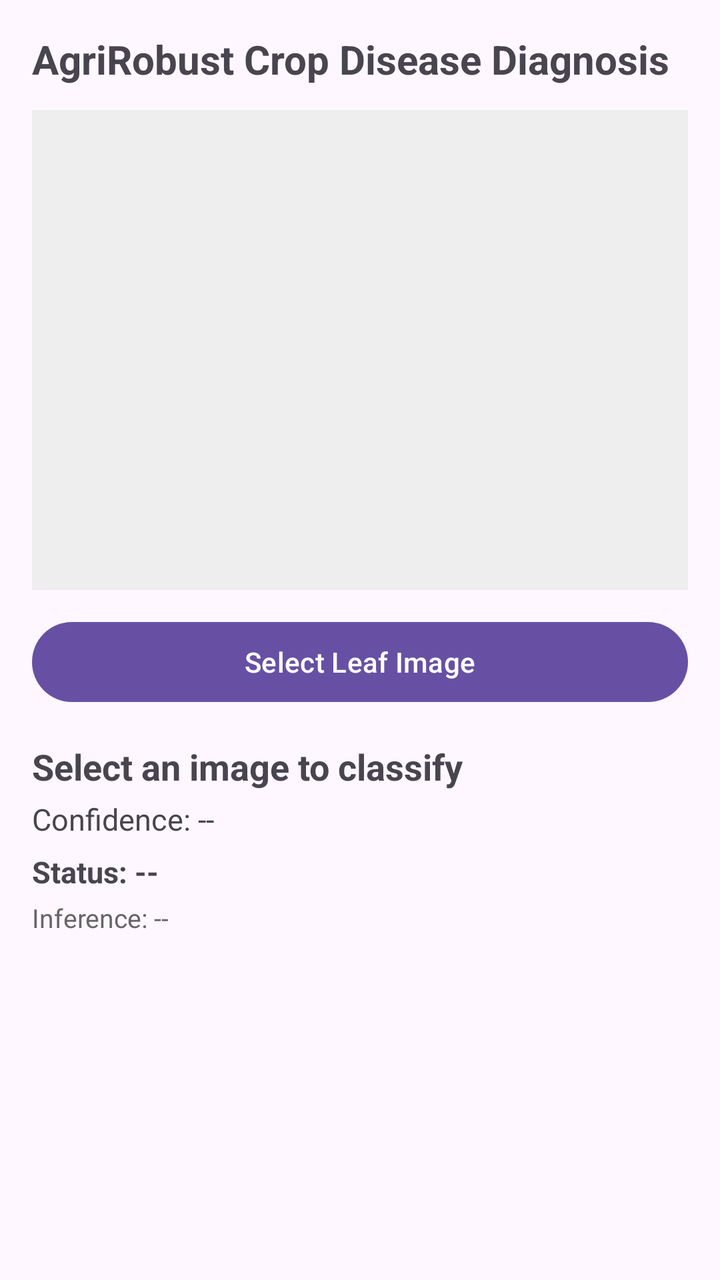
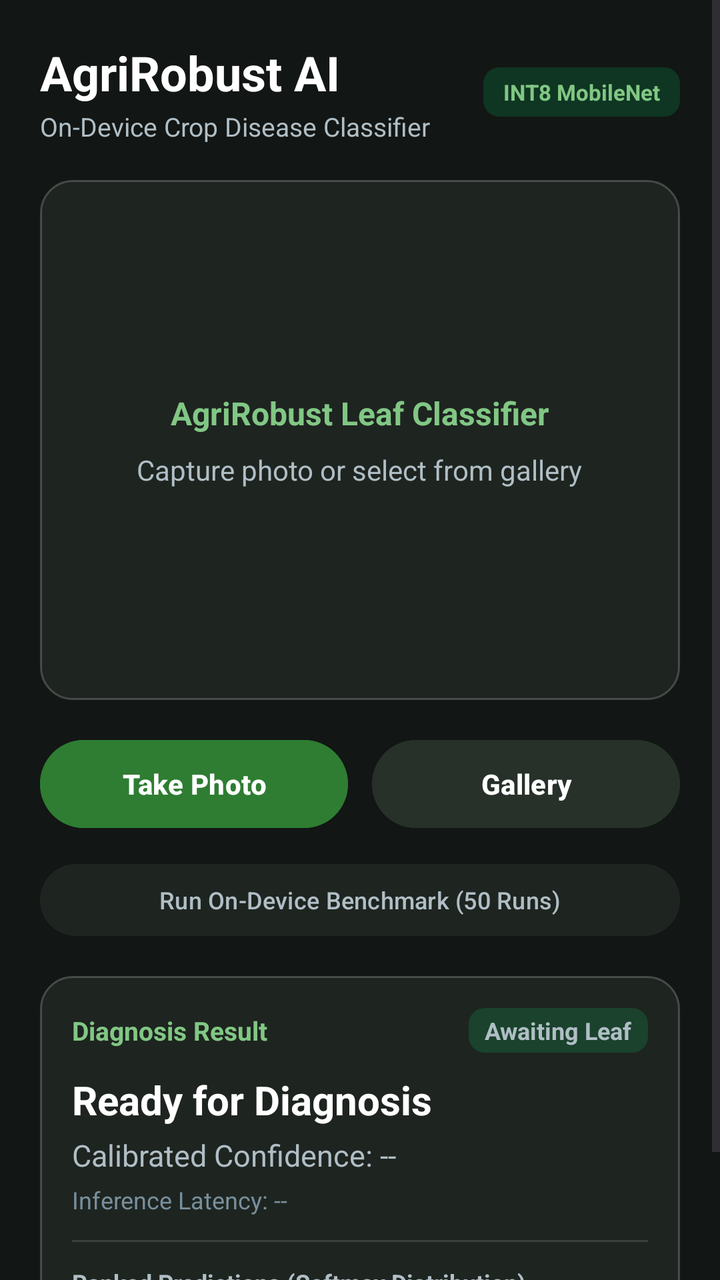

An Android layout rendered at two revisions. The XML below is the earlier revision; the diff shows what the commit changed to produce the second picture.
<!-- AndroidManifest.xml: application theme Theme.Material3.DayNight.NoActionBar -->
<!-- res/layout/activity_main.xml -->
<?xml version="1.0" encoding="utf-8"?>
<ScrollView xmlns:android="http://schemas.android.com/apk/res/android"
    android:layout_width="match_parent"
    android:layout_height="match_parent"
    android:padding="16dp">

    <LinearLayout
        android:layout_width="match_parent"
        android:layout_height="wrap_content"
        android:orientation="vertical">

        <TextView
            android:layout_width="match_parent"
            android:layout_height="wrap_content"
            android:text="AgriRobust Crop Disease Diagnosis"
            android:textSize="20sp"
            android:textStyle="bold"
            android:layout_marginBottom="12dp" />

        <ImageView
            android:id="@+id/imageView"
            android:layout_width="match_parent"
            android:layout_height="240dp"
            android:scaleType="centerCrop"
            android:background="#EEEEEE"
            android:contentDescription="Crop Leaf Image" />

        <Button
            android:id="@+id/btnSelectImage"
            android:layout_width="match_parent"
            android:layout_height="wrap_content"
            android:layout_marginTop="12dp"
            android:text="Select Leaf Image" />

        <TextView
            android:id="@+id/tvResultClass"
            android:layout_width="match_parent"
            android:layout_height="wrap_content"
            android:layout_marginTop="16dp"
            android:textSize="18sp"
            android:textStyle="bold"
            android:text="Select an image to classify" />

        <TextView
            android:id="@+id/tvConfidence"
            android:layout_width="match_parent"
            android:layout_height="wrap_content"
            android:layout_marginTop="4dp"
            android:textSize="15sp"
            android:text="Confidence: --" />

        <TextView
            android:id="@+id/tvAbstentionStatus"
            android:layout_width="match_parent"
            android:layout_height="wrap_content"
            android:layout_marginTop="6dp"
            android:textSize="15sp"
            android:textStyle="bold"
            android:text="Status: --" />

        <TextView
            android:id="@+id/tvLatency"
            android:layout_width="match_parent"
            android:layout_height="wrap_content"
            android:layout_marginTop="4dp"
            android:textSize="13sp"
            android:textColor="#666666"
            android:text="Inference: --" />

        <TextView
            android:id="@+id/tvTopK"
            android:layout_width="match_parent"
            android:layout_height="wrap_content"
            android:layout_marginTop="12dp"
            android:textSize="14sp"
            android:text="" />

    </LinearLayout>
</ScrollView>
<!-- resources referenced by this layout -->
<resources>

</resources>

<!-- the commit's change to res/layout/activity_main.xml (unified diff, before → after) -->
@@ -2,78 +2,237 @@
 <ScrollView xmlns:android="http://schemas.android.com/apk/res/android"
     android:layout_width="match_parent"
     android:layout_height="match_parent"
-    android:padding="16dp">
+    android:background="@color/bg_dark"
+    android:fillViewport="true">
 
     <LinearLayout
         android:layout_width="match_parent"
         android:layout_height="wrap_content"
-        android:orientation="vertical">
-
-        <TextView
+        android:orientation="vertical"
+        android:padding="20dp">
+
+        
+        <LinearLayout
             android:layout_width="match_parent"
             android:layout_height="wrap_content"
-            android:text="AgriRobust Crop Disease Diagnosis"
-            android:textSize="20sp"
-            android:textStyle="bold"
-            android:layout_marginBottom="12dp" />
-
-        <ImageView
-            android:id="@+id/imageView"
-            android:layout_width="match_parent"
-            android:layout_height="240dp"
-            android:scaleType="centerCrop"
-            android:background="#EEEEEE"
-            android:contentDescription="Crop Leaf Image" />
-
+            android:orientation="horizontal"
+            android:gravity="center_vertical"
+            android:layout_marginBottom="18dp">
+
+            <LinearLayout
+                android:layout_width="0dp"
+                android:layout_height="wrap_content"
+                android:layout_weight="1"
+                android:orientation="vertical">
+
+                <TextView
+                    android:layout_width="wrap_content"
+                    android:layout_height="wrap_content"
+                    android:text="AgriRobust AI"
+                    android:textSize="24sp"
+                    android:textStyle="bold"
+                    android:textColor="@color/text_primary" />
+
+                <TextView
+                    android:layout_width="wrap_content"
+                    android:layout_height="wrap_content"
+                    android:text="On-Device Crop Disease Classifier"
+                    android:textSize="13sp"
+                    android:textColor="@color/text_secondary"
+                    android:layout_marginTop="2dp" />
+            </LinearLayout>
+
+            <TextView
+                android:layout_width="wrap_content"
+                android:layout_height="wrap_content"
+                android:text="INT8 MobileNet"
+                android:textSize="11sp"
+                android:textStyle="bold"
+                android:textColor="@color/brand_accent"
+                android:background="@drawable/badge_background"
+                android:paddingLeft="10dp"
+                android:paddingRight="10dp"
+                android:paddingTop="5dp"
+                android:paddingBottom="5dp" />
+        </LinearLayout>
+
+        
+        <FrameLayout
+            android:layout_width="match_parent"
+            android:layout_height="260dp"
+            android:background="@drawable/card_background"
+            android:padding="4dp">
+
+            <ImageView
+                android:id="@+id/imageView"
+                android:layout_width="match_parent"
+                android:layout_height="match_parent"
+                android:scaleType="centerCrop"
+                android:contentDescription="Crop Leaf Image" />
+
+            <LinearLayout
+                android:id="@+id/placeholderContainer"
+                android:layout_width="match_parent"
+                android:layout_height="match_parent"
+                android:gravity="center"
+                android:orientation="vertical">
+
+                <TextView
+                    android:layout_width="wrap_content"
+                    android:layout_height="wrap_content"
+                    android:text="AgriRobust Leaf Classifier"
+                    android:textColor="@color/brand_accent"
+                    android:textSize="16sp"
+                    android:textStyle="bold" />
+
+                <TextView
+                    android:layout_width="wrap_content"
+                    android:layout_height="wrap_content"
+                    android:text="Capture photo or select from gallery"
+                    android:textColor="@color/text_secondary"
+                    android:textSize="14sp"
+                    android:layout_marginTop="8dp" />
+            </LinearLayout>
+        </FrameLayout>
+
+        
+        <LinearLayout
+            android:layout_width="match_parent"
+            android:layout_height="wrap_content"
+            android:orientation="horizontal"
+            android:layout_marginTop="16dp">
+
+            <Button
+                android:id="@+id/btnTakePhoto"
+                android:layout_width="0dp"
+                android:layout_height="52dp"
+                android:layout_weight="1"
+                android:layout_marginRight="6dp"
+                android:text="Take Photo"
+                android:textSize="14sp"
+                android:textStyle="bold"
+                android:textColor="@color/text_primary"
+                android:backgroundTint="@color/brand_green_primary" />
+
+            <Button
+                android:id="@+id/btnSelectImage"
+                android:layout_width="0dp"
+                android:layout_height="52dp"
+                android:layout_weight="1"
+                android:layout_marginLeft="6dp"
+                android:text="Gallery"
+                android:textSize="14sp"
+                android:textStyle="bold"
+                android:textColor="@color/text_primary"
+                android:backgroundTint="@color/surface_card" />
+        </LinearLayout>
+
+        
         <Button
-            android:id="@+id/btnSelectImage"
-            android:layout_width="match_parent"
-            android:layout_height="wrap_content"
-            android:layout_marginTop="12dp"
-            android:text="Select Leaf Image" />
-
-        <TextView
-            android:id="@+id/tvResultClass"
+            android:id="@+id/btnRunBenchmark"
+            android:layout_width="match_parent"
+            android:layout_height="44dp"
+            android:layout_marginTop="10dp"
+            android:text="Run On-Device Benchmark (50 Runs)"
+            android:textSize="12sp"
+            android:textColor="@color/text_secondary"
+            android:backgroundTint="@color/surface_dark" />
+
+        
+        <LinearLayout
             android:layout_width="match_parent"
             android:layout_height="wrap_content"
             android:layout_marginTop="16dp"
-            android:textSize="18sp"
-            android:textStyle="bold"
-            android:text="Select an image to classify" />
-
-        <TextView
-            android:id="@+id/tvConfidence"
-            android:layout_width="match_parent"
-            android:layout_height="wrap_content"
-            android:layout_marginTop="4dp"
-            android:textSize="15sp"
-            android:text="Confidence: --" />
-
-        <TextView
-            android:id="@+id/tvAbstentionStatus"
-            android:layout_width="match_parent"
-            android:layout_height="wrap_content"
-            android:layout_marginTop="6dp"
-            android:textSize="15sp"
-            android:textStyle="bold"
-            android:text="Status: --" />
-
-        <TextView
-            android:id="@+id/tvLatency"
-            android:layout_width="match_parent"
-            android:layout_height="wrap_content"
-            android:layout_marginTop="4dp"
-            android:textSize="13sp"
-            android:textColor="#666666"
-            android:text="Inference: --" />
-
-        <TextView
-            android:id="@+id/tvTopK"
-            android:layout_width="match_parent"
-            android:layout_height="wrap_content"
-            android:layout_marginTop="12dp"
-            android:textSize="14sp"
-            android:text="" />
+            android:background="@drawable/card_background"
+            android:orientation="vertical"
+            android:padding="16dp">
+
+            <LinearLayout
+                android:layout_width="match_parent"
+                android:layout_height="wrap_content"
+                android:orientation="horizontal"
+                android:gravity="center_vertical">
+
+                <TextView
+                    android:layout_width="0dp"
+                    android:layout_height="wrap_content"
+                    android:layout_weight="1"
+                    android:text="Diagnosis Result"
+                    android:textSize="13sp"
+                    android:textStyle="bold"
+                    android:textColor="@color/brand_accent" />
+
+                <TextView
+                    android:id="@+id/tvAbstentionStatus"
+                    android:layout_width="wrap_content"
+                    android:layout_height="wrap_content"
+                    android:text="Awaiting Leaf"
+                    android:textSize="12sp"
+                    android:textStyle="bold"
+                    android:textColor="@color/text_secondary"
+                    android:background="@drawable/badge_background"
+                    android:paddingLeft="8dp"
+                    android:paddingRight="8dp"
+                    android:paddingTop="3dp"
+                    android:paddingBottom="3dp" />
+            </LinearLayout>
+
+            <TextView
+                android:id="@+id/tvResultClass"
+                android:layout_width="match_parent"
+                android:layout_height="wrap_content"
+                android:layout_marginTop="10dp"
+                android:textSize="20sp"
+                android:textStyle="bold"
+                android:textColor="@color/text_primary"
+                android:text="Ready for Diagnosis" />
+
+            <TextView
+                android:id="@+id/tvConfidence"
+                android:layout_width="match_parent"
+                android:layout_height="wrap_content"
+                android:layout_marginTop="4dp"
+                android:textSize="15sp"
+                android:textColor="@color/text_secondary"
+                android:text="Calibrated Confidence: --" />
+
+            <TextView
+                android:id="@+id/tvLatency"
+                android:layout_width="match_parent"
+                android:layout_height="wrap_content"
+                android:layout_marginTop="4dp"
+                android:textSize="12sp"
+                android:textColor="#78909C"
+                android:text="Inference Latency: --" />
+
+            
+            <View
+                android:layout_width="match_parent"
+                android:layout_height="1dp"
+                android:layout_marginTop="12dp"
+                android:layout_marginBottom="12dp"
+                android:background="#22FFFFFF" />
+
+            
+            <TextView
+                android:layout_width="match_parent"
+                android:layout_height="wrap_content"
+                android:text="Ranked Predictions (Softmax Distribution)"
+                android:textSize="12sp"
+                android:textStyle="bold"
+                android:textColor="@color/text_secondary" />
+
+            <TextView
+                android:id="@+id/tvTopK"
+                android:layout_width="match_parent"
+                android:layout_height="wrap_content"
+                android:layout_marginTop="8dp"
+                android:textSize="13sp"
+                android:textColor="@color/text_primary"
+                android:lineSpacingExtra="4dp"
+                android:text="No prediction yet" />
+
+        </LinearLayout>
 
     </LinearLayout>
 </ScrollView>
<!-- resource entries referenced after the edit -->
@@ -1,5 +1,26 @@
 <!-- resources referenced by this layout -->
 <resources>
-
+  <color name="bg_dark">#121614</color>
+  <color name="brand_accent">#81C784</color>
+  <color name="brand_green_primary">#2E7D32</color>
+  <color name="surface_card">#27312A</color>
+  <color name="surface_dark">#1E2420</color>
+  <color name="text_primary">#FFFFFF</color>
+  <color name="text_secondary">#B0BEC5</color>
+  <!-- drawable badge_background (drawable) -->
+  <?xml version="1.0" encoding="utf-8"?>
+  <shape xmlns:android="http://schemas.android.com/apk/res/android"
+      android:shape="rectangle">
+      <corners android:radius="8dp" />
+      <solid android:color="#2600E676" />
+  </shape>
+  <!-- drawable card_background (drawable) -->
+  <?xml version="1.0" encoding="utf-8"?>
+  <shape xmlns:android="http://schemas.android.com/apk/res/android"
+      android:shape="rectangle">
+      <solid android:color="@color/surface_dark" />
+      <corners android:radius="16dp" />
+      <stroke android:width="1dp" android:color="#33FFFFFF" />
+  </shape>
 </resources>
 
